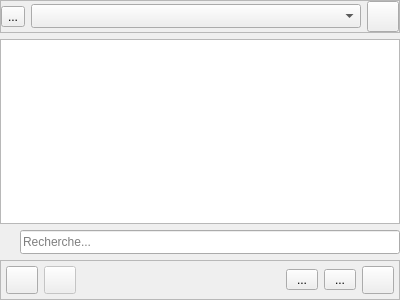
This is client/src/widgets/ProjectNavigator.ui in introlab/openteraplus as Qt 5 draws it before an edit. The edited form follows.
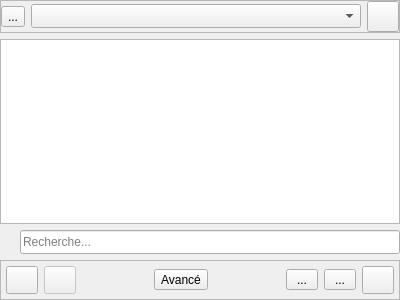
This is the edited form. Icons and pictures are not drawn. Custom widgets are drawn as their Qt base class.

Patch:
```diff
--- a/client/src/widgets/ProjectNavigator.ui
+++ b/client/src/widgets/ProjectNavigator.ui
@@ -362,6 +362,38 @@
         </property>
        </spacer>
       </item>
+      <item>
+       <widget class="QToolButton" name="btnAdvanced">
+        <property name="minimumSize">
+         <size>
+          <width>32</width>
+          <height>20</height>
+         </size>
+        </property>
+        <property name="cursor">
+         <cursorShape>PointingHandCursor</cursorShape>
+        </property>
+        <property name="toolTip">
+         <string>Vue étendue</string>
+        </property>
+        <property name="text">
+         <string>Avancé</string>
+        </property>
+        <property name="icon">
+         <iconset resource="../../resources/TeraClient.qrc">
+          <normaloff>:/icons/navtree.png</normaloff>:/icons/navtree.png</iconset>
+        </property>
+        <property name="iconSize">
+         <size>
+          <width>24</width>
+          <height>24</height>
+         </size>
+        </property>
+        <property name="checkable">
+         <bool>true</bool>
+        </property>
+       </widget>
+      </item>
       <item>
        <spacer name="horizontalSpacer_2">
         <property name="orientation">
```
Left out of the diff: 2 changed lines with no effect on the pictures.
